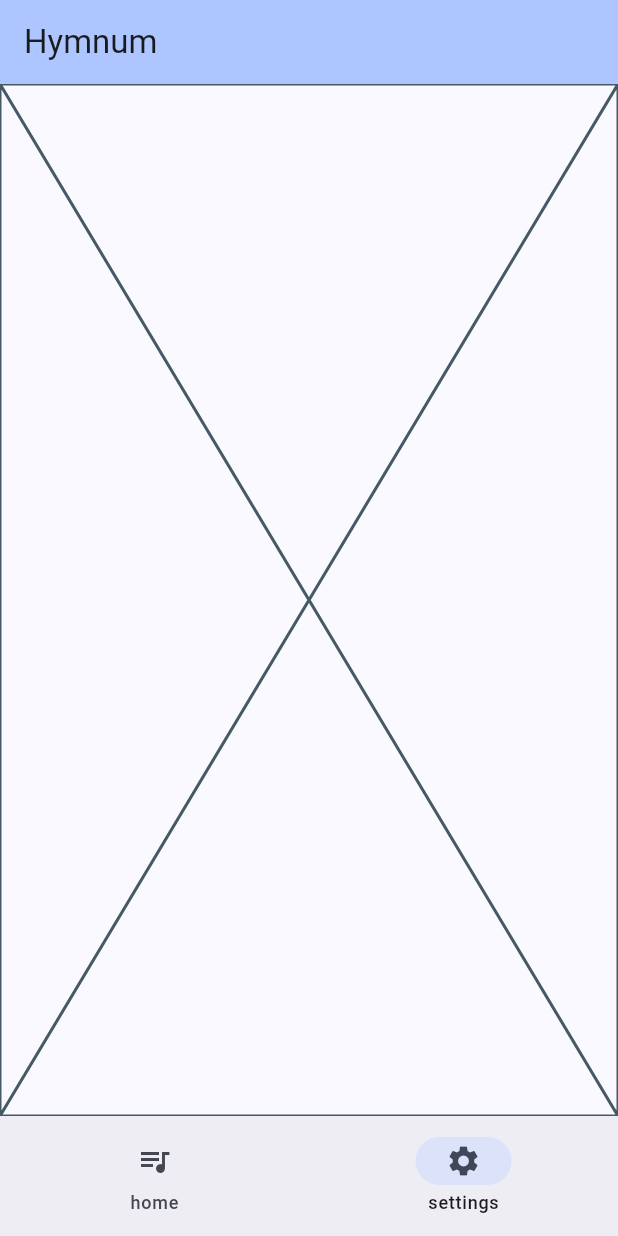
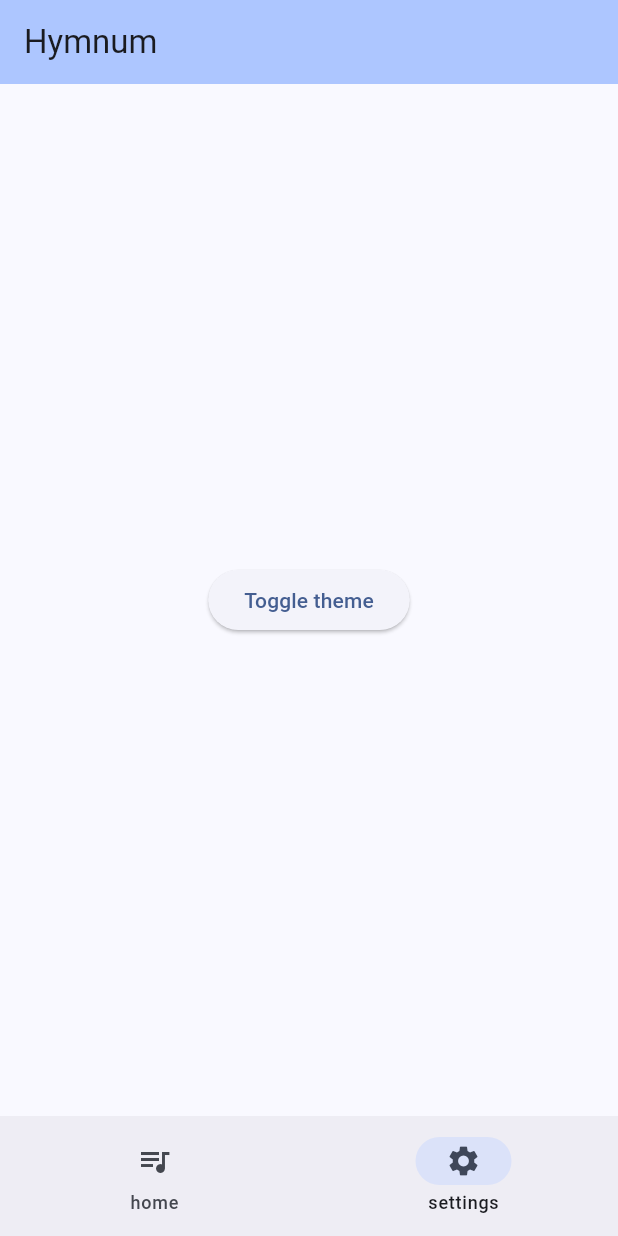
Before and after one commit to wisegriffin/organizador-repertorios, a Flutter app: the screen it shows after launch, item 2 of the bottom bar chosen, on a phone screen of 412 x 824 dp. Run offline on Flutter 3.47's test engine with Material 3 defaults, Android fonts, the light colour scheme and no system bars; our stand-ins replace sqflite; accounts and stored records are empty.

Commit message:
toggle theme button added

```diff
--- a/lib/app.dart
+++ b/lib/app.dart
@@ -1,16 +1,28 @@
 import 'package:flutter/material.dart';
+import 'package:organizador_repertorios/core/theme/theme_controller.dart';
 import 'main_page.dart';
 
 class App extends StatelessWidget {
   const App({super.key});
 
-
   @override
   Widget build(BuildContext context) {
-    return MaterialApp(
-      title: 'Hymnum',
-      theme: ThemeData.from(colorScheme: ColorScheme.fromSeed(seedColor: Colors.blueAccent)),
-      home: MainPage(),
+    return ValueListenableBuilder(
+      valueListenable: ThemeController.themeMode,
+      builder: (context, mode, child) {
+
+        return MaterialApp(
+          title: 'Hymnum',
+          theme: ThemeData(
+            colorScheme: ColorScheme.fromSeed(seedColor: Colors.blueAccent),
+            brightness: Brightness.light,
+          ),
+          darkTheme: ThemeData(brightness: Brightness.dark),
+          themeMode: mode,
+          home: MainPage(),
+        );
+
+      },
     );
   }
 }
--- /dev/null
+++ b/lib/core/theme/theme_controller.dart
@@ -0,0 +1,13 @@
+import 'package:flutter/material.dart';
+
+class ThemeController {
+  static final ValueNotifier<ThemeMode> themeMode = ValueNotifier(
+    ThemeMode.light,
+  );
+
+  static void toggleTheme() {
+    themeMode.value = themeMode.value == ThemeMode.light
+        ? ThemeMode.dark
+        : ThemeMode.light;
+  }
+}
--- /dev/null
+++ b/lib/features/settings_page/settings_page.dart
@@ -0,0 +1,18 @@
+import 'package:flutter/material.dart';
+import 'package:organizador_repertorios/core/theme/theme_controller.dart';
+
+class SettingsPage extends StatelessWidget {
+  const SettingsPage({super.key});
+
+  @override
+  Widget build(BuildContext context) {
+    return Center(
+      child: ElevatedButton(
+        onPressed: () {
+          ThemeController.toggleTheme();
+        },
+        child: Text('Toggle theme'),
+      ),
+    );
+  }
+}
--- a/lib/main_page.dart
+++ b/lib/main_page.dart
@@ -1,5 +1,6 @@
 import 'package:flutter/material.dart';
 import 'package:organizador_repertorios/features/repertory/presentation/views/pages/lists_page.dart';
+import 'package:organizador_repertorios/features/settings_page/settings_page.dart';
 
 class MainPage extends StatefulWidget {
   const MainPage({super.key});
@@ -10,7 +11,7 @@ class MainPage extends StatefulWidget {
 
 class _MainPageState extends State<MainPage> {
   int _selectedIndex = 0;
-  final _destinations = [ListsPage(), Placeholder()];
+  final _destinations = [ListsPage(), SettingsPage()];
 
   void _navigateToSelected(int index) {
     setState(() => _selectedIndex = index);
```
